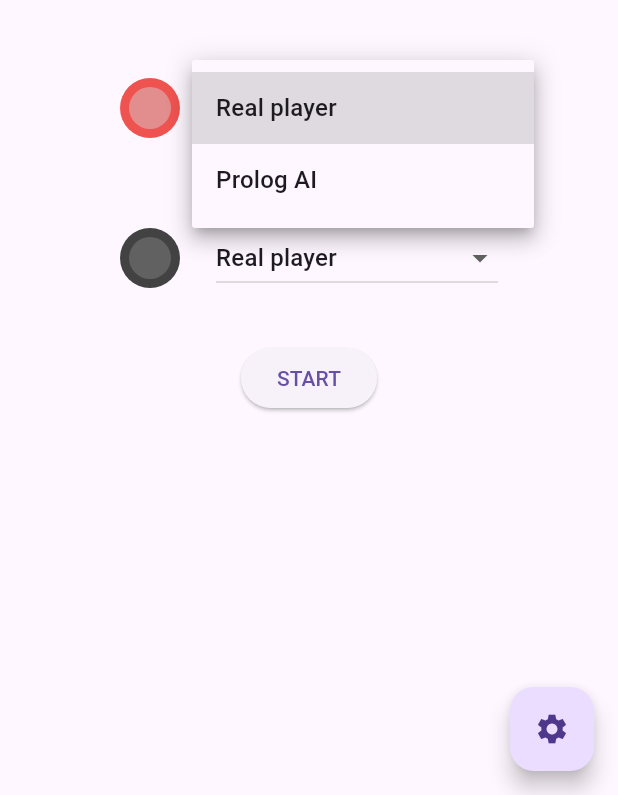
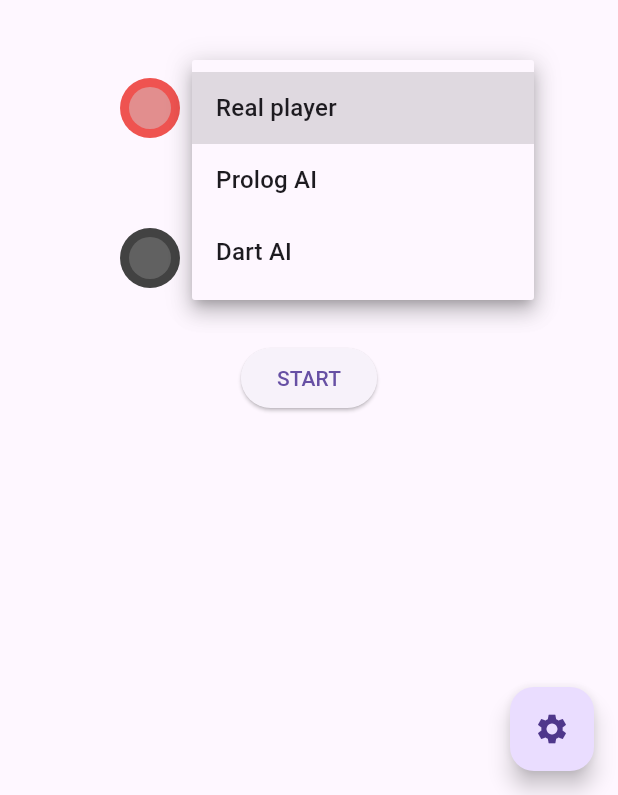
Before and after one commit to kathalie/checkers, a Flutter app: the screen it shows after launch, after a tap on "Real player", on a phone screen of 412 x 824 dp, the part 441-1236 px from its top. Run offline on Flutter 3.47's test engine with Material 3 defaults, Android fonts, the phone set to English and light mode, and no system bars; our stand-ins replace fast_immutable_collections, flutter_riverpod, flutter_svg, riverpod_annotation; generated files the repository leaves out were written again; network calls fail.

Commit message:
Implemented AI in Dart for comparison

```diff
--- a/checkers_front/lib/src/application/board/board.dart
+++ b/checkers_front/lib/src/application/board/board.dart
@@ -21,4 +21,6 @@ abstract interface class Board {
   bool playerMustBeat(CheckerColor color);
 
   bool isValidPosition(Position position);
+
+  Board copy();
 }
--- a/checkers_front/lib/src/application/board/board_mirror.dart
+++ b/checkers_front/lib/src/application/board/board_mirror.dart
@@ -10,39 +10,42 @@ abstract class _BoardMirror implements Board {}
 
 /// A mirrored [Board] that has its vertical axis and checker colors flipped.
 class BoardMirror extends _BoardMirror with BoardMixin {
-  final Board _wrapped;
+  final Board wrapped;
 
-  BoardMirror(this._wrapped);
+  BoardMirror(this.wrapped);
 
   @override
-  Checker? operator [](Position pos) => _wrapped[flip(pos)]?.flipped();
+  Checker? operator [](Position pos) => wrapped[flip(pos)]?.flipped();
 
   @override
-  void operator []=(Position pos, Checker? checker) => _wrapped[flip(pos)] = checker?.flipped();
+  void operator []=(Position pos, Checker? checker) => wrapped[flip(pos)] = checker?.flipped();
 
   @override
-  Iterable<Position> get blacks => _wrapped.blacks.map(flip);
+  Iterable<Position> get blacks => wrapped.blacks.map(flip);
 
   @override
-  Iterable<Position> get whites => _wrapped.whites.map(flip);
+  Iterable<Position> get whites => wrapped.whites.map(flip);
 
   @override
-  bool isValidPosition(Position position) => _wrapped.isValidPosition(flip(position));
+  bool isValidPosition(Position position) => wrapped.isValidPosition(flip(position));
 
   @override
   MoveMode moveMode({required Position from, required Position to}) =>
-      _wrapped.moveMode(from: flip(from), to: flip(to)).flipped();
+      wrapped.moveMode(from: flip(from), to: flip(to)).flipped();
 
   @override
   Iterable<MustBeat> mustBeatAt(Position pos) =>
-      _wrapped.mustBeatAt(flip(pos)).map((e) => e.flipped() as MustBeat);
+      wrapped.mustBeatAt(flip(pos)).map((e) => e.flipped() as MustBeat);
 
   @override
-  bool playerMustBeat(CheckerColor color) => _wrapped.playerMustBeat(color.flipped());
+  bool playerMustBeat(CheckerColor color) => wrapped.playerMustBeat(color.flipped());
 
   @override
   Iterable<CanMoveOrBeat> possibleMoves({required Position from}) =>
-      _wrapped.possibleMoves(from: flip(from)).map((e) => e.flipped() as CanMoveOrBeat);
+      wrapped.possibleMoves(from: flip(from)).map((e) => e.flipped() as CanMoveOrBeat);
+
+  @override
+  Board copy() => BoardMirror(wrapped.copy());
 }
 
 Position flip(Position pos) {
--- a/checkers_front/lib/src/application/checker.dart
+++ b/checkers_front/lib/src/application/checker.dart
@@ -54,8 +54,9 @@ class Checker {
       other is Checker &&
           runtimeType == other.runtimeType &&
           color == other.color &&
-          isKing == other.isKing;
+          isKing == other.isKing &&
+          key == other.key;
 
   @override
-  int get hashCode => color.hashCode ^ isKing.hashCode;
+  int get hashCode => color.hashCode ^ isKing.hashCode ^ key.hashCode;
 }
--- /dev/null
+++ b/checkers_front/lib/src/application/driver/handles/dart_handle.dart
@@ -0,0 +1,57 @@
+import 'package:flutter/foundation.dart';
+
+import '../../../domain/constraints/checker_color.dart';
+import '../../../domain/typedefs.dart';
+import '../../ai/minimax.dart';
+import '../../board/board.dart';
+import '../../board/board_mirror.dart';
+import '../player_handle.dart';
+
+class DartHandle implements PlayerHandle {
+  @override
+  String get name => 'Dart AI';
+
+  @override
+  final CheckerColor color;
+
+  const DartHandle(this.color);
+
+  @override
+  Future<Movement> takeTurn({
+    required Board board,
+    required Position? lastMoved,
+    required int depth,
+  }) async {
+    final shallFlip = color == CheckerColor.black;
+
+    // await Future.delayed(const Duration(milliseconds: 250));
+
+    final next = await compute(
+      (message) => nextBoard(message.$1, message.$2, message.$3),
+      (shallFlip ? BoardMirror(board) : board, 5, lastMoved),
+    );
+
+    // final res = next is BoardMirror ? next.wrapped : next;
+
+    final movement = difference(
+      shallFlip ? BoardMirror(board) : board,
+      next,
+      color,
+    );
+
+    // return movement;
+    if (!shallFlip) {
+      return movement;
+    }
+
+    return (from: flip(movement.from), to: flip(movement.to));
+  }
+
+  @override
+  bool operator ==(Object other) =>
+      identical(this, other) ||
+      other is DartHandle && runtimeType == other.runtimeType && color == other.color;
+
+  @override
+  int get hashCode => color.hashCode;
+}
--- a/checkers_front/lib/src/presentation/widgets/player_selector.dart
+++ b/checkers_front/lib/src/presentation/widgets/player_selector.dart
@@ -1,6 +1,7 @@
 import 'package:flutter/material.dart';
 import 'package:flutter_riverpod/flutter_riverpod.dart';
 
+import '../../application/driver/handles/dart_handle.dart';
 import '../../application/driver/handles/prolog_handle.dart';
 import '../../application/driver/handles/real_player_handle.dart';
 import '../../application/driver/player_handle.dart';
@@ -38,6 +39,7 @@ class PlayerSelector extends ConsumerWidget {
     final handles = [
       RealPlayerHandle(color),
       PrologHandle(color, service: prologService),
+      if (color == CheckerColor.white) DartHandle(color),
     ];
 
     final selected = this.selected;
```
Also changed, not shown: checkers_front/lib/src/application/ai/minimax.dart (added, +116 -0 lines), checkers_front/lib/src/application/board/board_action.dart (added, +20 -0 lines), checkers_front/lib/src/application/board/board_children.dart (added, +9 -0 lines), checkers_front/lib/src/application/board/board_evaluation.dart (added, +16 -0 lines), checkers_front/lib/src/application/board/board_impl.dart (+8 -0 lines).
